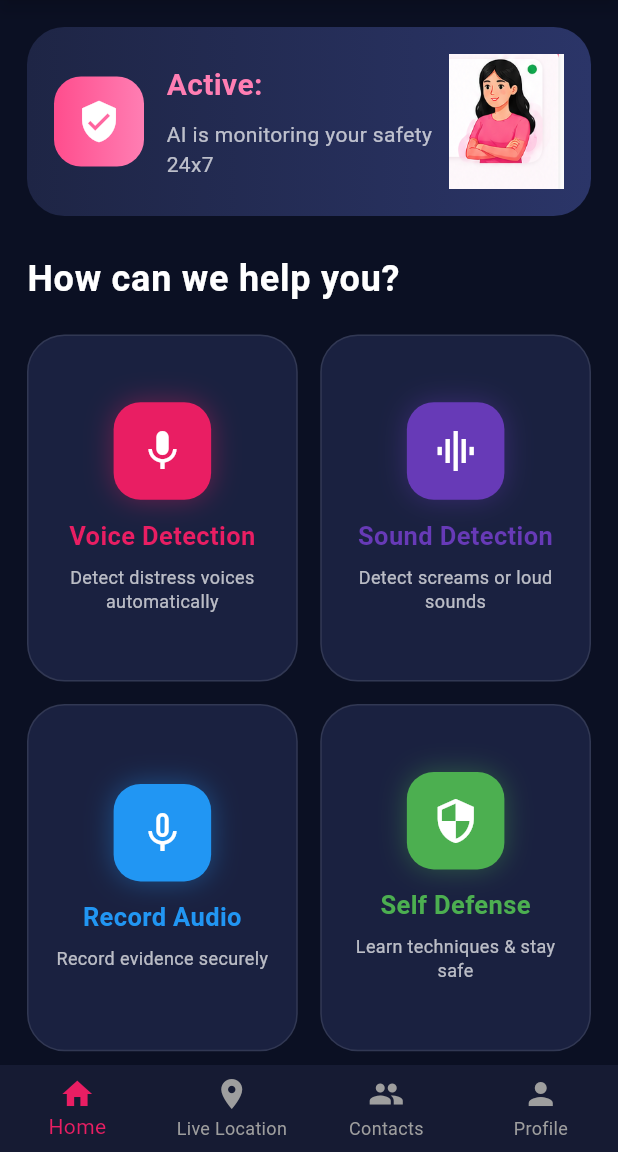
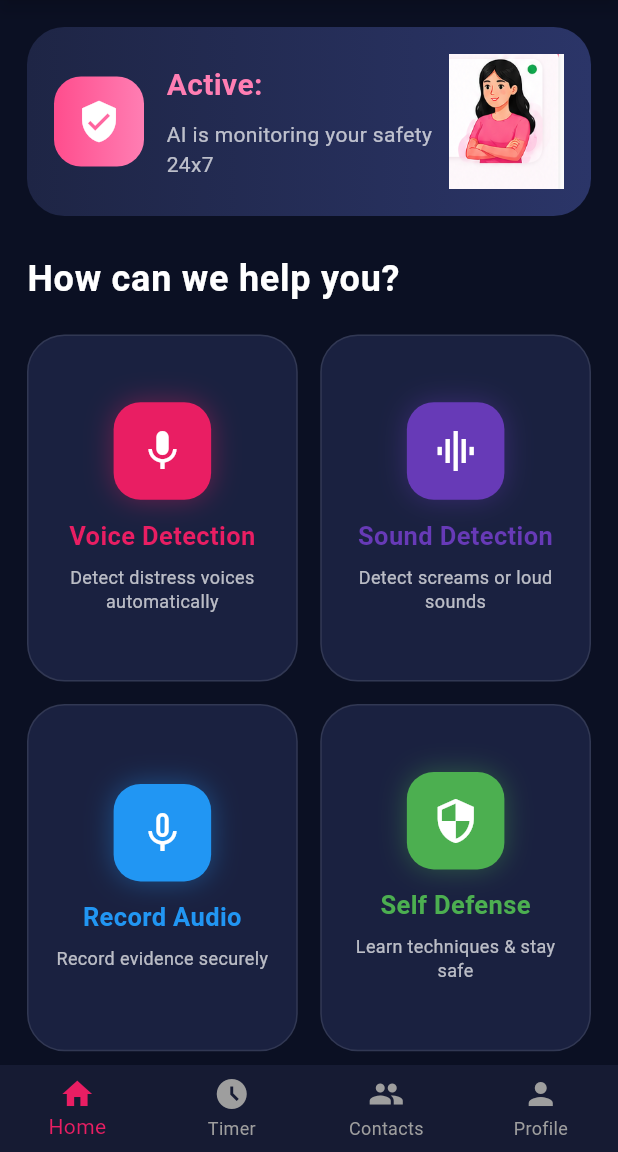
Before and after one commit to GOWTHAMI1004/GuardianBot, a Flutter app: the HomeScreen screen opened by its route, on a phone screen of 412 x 824 dp, the part 84-1236 px from its top. Run offline on Flutter 3.47's test engine with Material 3 defaults, Android fonts, the phone set to English and light mode, and no system bars; our stand-ins replace audioplayers, cloud_firestore, firebase_auth, firebase_core, flutter_tts, fluttertoast and 7 more; missing offline and left inert: flutter_phone_direct_caller, noise_meter, record, shake; accounts and stored records are empty.

Commit message:
feat: change live location tracking to safe journey timer and fix syntax errors

```diff
--- a/lib/screens/home_screen.dart
+++ b/lib/screens/home_screen.dart
@@ -185,7 +185,7 @@ class _HomeScreenState extends State<HomeScreen> {
     }
   }
 
-  // FEATURE CARD (FIXED INDENTATION & STRAY PARENTHESIS ERROR)
+  // FEATURE CARD
   Widget featureCard({
     required Color color,
     required IconData icon,
@@ -674,7 +674,7 @@ class _HomeScreenState extends State<HomeScreen> {
             Navigator.push(
               context,
               MaterialPageRoute(
-                builder: (_) => LiveLocationScreen(),
+                builder: (_) => const LiveLocationScreen(),
               ),
             );
           }
@@ -701,8 +701,8 @@ class _HomeScreenState extends State<HomeScreen> {
             label: "Home",
           ),
           BottomNavigationBarItem(
-            icon: Icon(Icons.location_on),
-            label: "Live Location",
+            icon: Icon(Icons.access_time_filled),
+            label: "Timer",
           ),
           BottomNavigationBarItem(
             icon: Icon(Icons.people),
--- a/lib/screens/live_location_screen.dart
+++ b/lib/screens/live_location_screen.dart
@@ -140,7 +140,7 @@ class _LiveLocationScreenState extends State<LiveLocationScreen> {
 
     pinTimeout = Timer(
       const Duration(seconds: 30),
-      () {
+          () {
         if (Navigator.canPop(context)) {
           Navigator.pop(context);
 
@@ -424,7 +424,7 @@ class _LiveLocationScreenState extends State<LiveLocationScreen> {
         ],
       ),
 
-      // Bottom Navigation Core with intact routing index structures
+      // Bottom Navigation Core - Updated icon and text label for the second item
       bottomNavigationBar: BottomNavigationBar(
         backgroundColor: const Color(0xFF161B33),
         type: BottomNavigationBarType.fixed,
@@ -450,7 +450,7 @@ class _LiveLocationScreenState extends State<LiveLocationScreen> {
         },
         items: const [
           BottomNavigationBarItem(icon: Icon(Icons.home), label: "Home"),
-          BottomNavigationBarItem(icon: Icon(Icons.location_on), label: "Location"),
+          BottomNavigationBarItem(icon: Icon(Icons.access_time_filled), label: "Timer"),
           BottomNavigationBarItem(icon: Icon(Icons.people), label: "Contacts"),
           BottomNavigationBarItem(icon: Icon(Icons.person), label: "Profile"),
         ],
```
Also changed, not shown: lib/screens/trusted_contacts_screen.dart (+19 -7 lines). Lines whose indentation alone changed are shown as unchanged.
